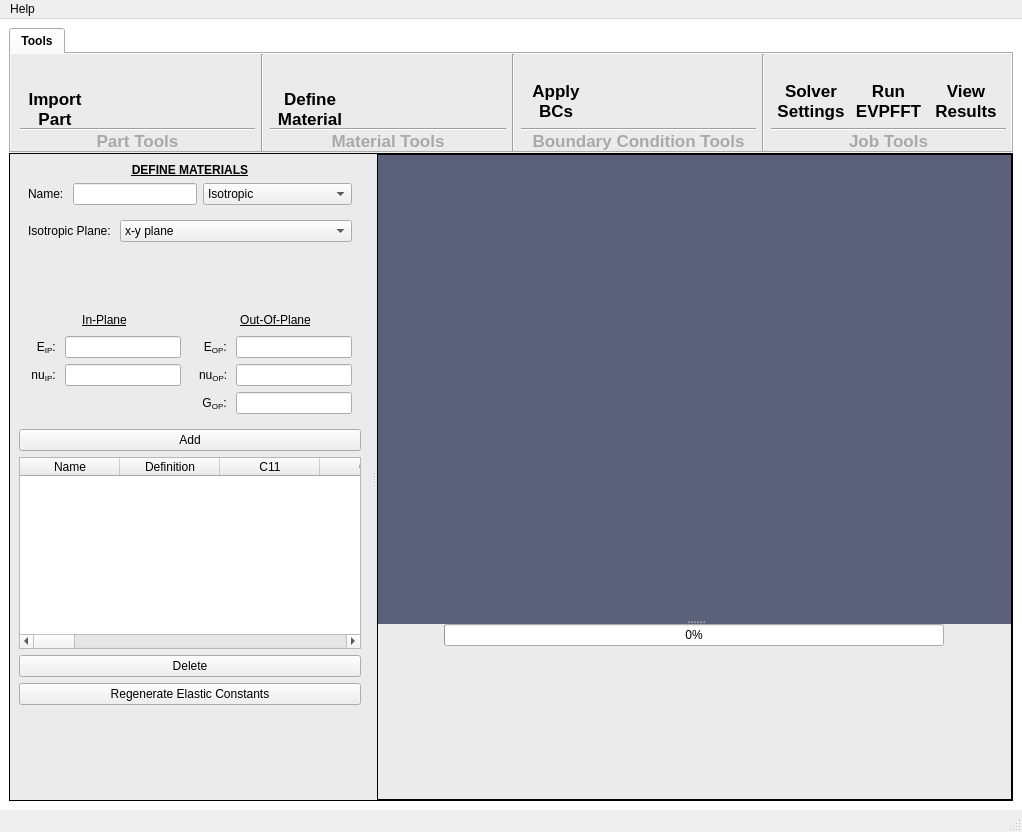
Before: the Qt Designer form python/EVPFFT-GUI/evpfft_gui/EVPFFT_GUI.ui in lanl/Fierro, drawn with Qt 5.
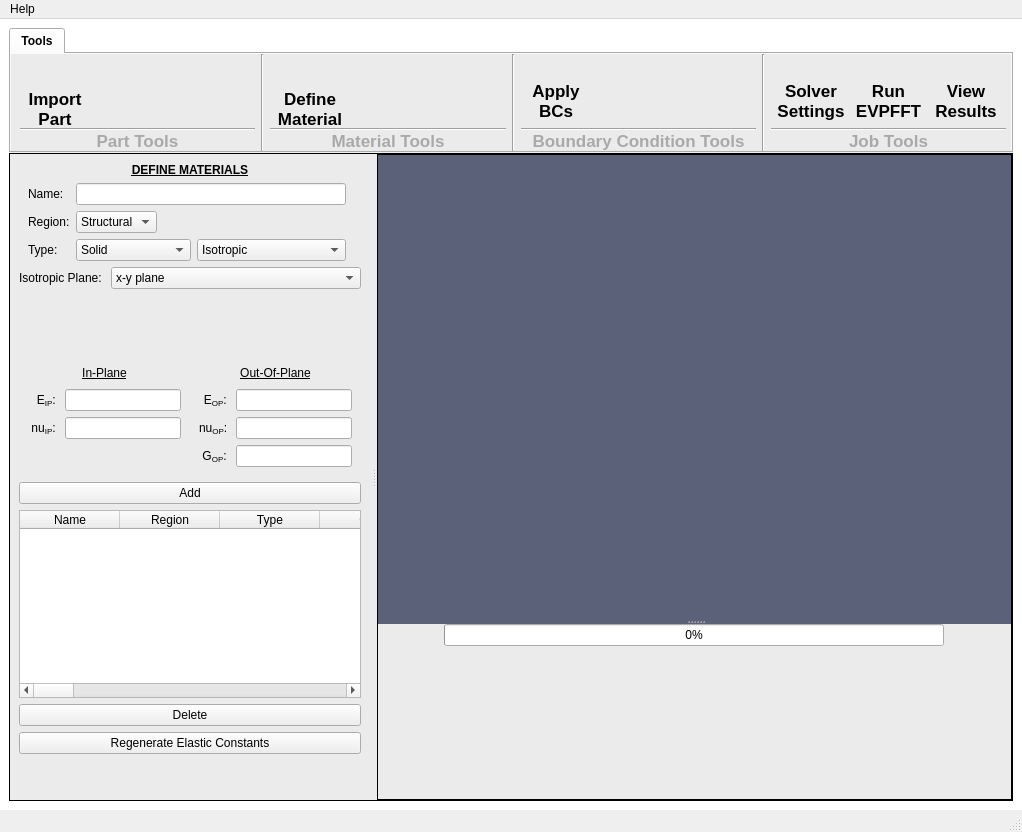
After: the same form once the commit is applied. The open tabs and pages were chosen to show the change. Icons and pictures are not drawn.

Commit message: working homogenization on old conda environment

```diff
--- a/python/EVPFFT-GUI/evpfft_gui/EVPFFT_GUI.ui
+++ b/python/EVPFFT-GUI/evpfft_gui/EVPFFT_GUI.ui
@@ -1210,10 +1210,154 @@
                <item row="0" column="0">
                 <widget class="QLabel" name="LMaterialName">
                  <property name="text">
-                  <string>Name: </string>
+                  <string>Name:</string>
                  </property>
                 </widget>
                </item>
+               <item row="2" column="0">
+                <widget class="QLabel" name="LType">
+                 <property name="text">
+                  <string>Type:</string>
+                 </property>
+                </widget>
+               </item>
+               <item row="1" column="4" alignment="Qt::AlignLeft">
+                <widget class="QFrame" name="frame_2">
+                 <property name="frameShape">
+                  <enum>QFrame::NoFrame</enum>
+                 </property>
+                 <property name="frameShadow">
+                  <enum>QFrame::Raised</enum>
+                 </property>
+                 <layout class="QHBoxLayout" name="horizontalLayout_8">
+                  <property name="leftMargin">
+                   <number>0</number>
+                  </property>
+                  <property name="topMargin">
+                   <number>0</number>
+                  </property>
+                  <property name="rightMargin">
+                   <number>0</number>
+                  </property>
+                  <property name="bottomMargin">
+                   <number>0</number>
+                  </property>
+                 </layout>
+                </widget>
+               </item>
+               <item row="1" column="0">
+                <widget class="QLabel" name="LRegion">
+                 <property name="text">
+                  <string>Region:</string>
+                 </property>
+                </widget>
+               </item>
+               <item row="2" column="4" alignment="Qt::AlignLeft">
+                <widget class="QFrame" name="frame">
+                 <property name="frameShape">
+                  <enum>QFrame::NoFrame</enum>
+                 </property>
+                 <property name="frameShadow">
+                  <enum>QFrame::Raised</enum>
+                 </property>
+                 <layout class="QHBoxLayout" name="horizontalLayout_7">
+                  <property name="leftMargin">
+                   <number>0</number>
+                  </property>
+                  <property name="topMargin">
+                   <number>0</number>
+                  </property>
+                  <property name="rightMargin">
+                   <number>0</number>
+                  </property>
+                  <property name="bottomMargin">
+                   <number>0</number>
+                  </property>
+                 </layout>
+                </widget>
+               </item>
+               <item row="2" column="1">
+                <widget class="QFrame" name="frame_3">
+                 <property name="frameShape">
+                  <enum>QFrame::NoFrame</enum>
+                 </property>
+                 <property name="frameShadow">
+                  <enum>QFrame::Raised</enum>
+                 </property>
+                 <layout class="QHBoxLayout" name="horizontalLayout_9">
+                  <property name="leftMargin">
+                   <number>0</number>
+                  </property>
+                  <property name="topMargin">
+                   <number>0</number>
+                  </property>
+                  <property name="rightMargin">
+                   <number>0</number>
+                  </property>
+                  <property name="bottomMargin">
+                   <number>0</number>
+                  </property>
+                  <item>
+                   <widget class="QComboBox" name="INSolidGas">
+                    <property name="minimumSize">
+                     <size>
+                      <width>82</width>
+                      <height>0</height>
+                     </size>
+                    </property>
+                    <item>
+                     <property name="text">
+                      <string>Solid</string>
+                     </property>
+                    </item>
+                    <item>
+                     <property name="text">
+                      <string>Gas</string>
+                     </property>
+                    </item>
+                   </widget>
+                  </item>
+                  <item>
+                   <widget class="QComboBox" name="INMaterialType">
+                    <item>
+                     <property name="text">
+                      <string>Isotropic</string>
+                     </property>
+                    </item>
+                    <item>
+                     <property name="text">
+                      <string>Transversely Isotropic</string>
+                     </property>
+                    </item>
+                    <item>
+                     <property name="text">
+                      <string>Orthotropic</string>
+                     </property>
+                    </item>
+                    <item>
+                     <property name="text">
+                      <string>Anisotropic</string>
+                     </property>
+                    </item>
+                   </widget>
+                  </item>
+                 </layout>
+                </widget>
+               </item>
+               <item row="1" column="1" alignment="Qt::AlignLeft">
+                <widget class="QComboBox" name="INRegion">
+                 <item>
+                  <property name="text">
+                   <string>Structural</string>
+                  </property>
+                 </item>
+                 <item>
+                  <property name="text">
+                   <string>Void</string>
+                  </property>
+                 </item>
+                </widget>
+               </item>
                <item row="0" column="1">
                 <widget class="QLineEdit" name="INMaterialName">
                  <property name="minimumSize">
@@ -1224,30 +1368,6 @@
                  </property>
                 </widget>
                </item>
-               <item row="0" column="2">
-                <widget class="QComboBox" name="INMaterialType">
-                 <item>
-                  <property name="text">
-                   <string>Isotropic</string>
-                  </property>
-                 </item>
-                 <item>
-                  <property name="text">
-                   <string>Transversely Isotropic</string>
-                  </property>
-                 </item>
-                 <item>
-                  <property name="text">
-                   <string>Orthotropic</string>
-                  </property>
-                 </item>
-                 <item>
-                  <property name="text">
-                   <string>Anisotropic</string>
-                  </property>
-                 </item>
-                </widget>
-               </item>
               </layout>
              </widget>
             </item>
@@ -1300,7 +1420,7 @@
                 <property name="bottomMargin">
                  <number>0</number>
                 </property>
-                <item>
+                <item alignment="Qt::AlignTop">
                  <widget class="QFrame" name="IsotropicPlane">
                   <property name="frameShape">
                    <enum>QFrame::NoFrame</enum>
@@ -1309,14 +1429,26 @@
                    <enum>QFrame::Raised</enum>
                   </property>
                   <layout class="QFormLayout" name="formLayout_2">
-                   <item row="2" column="0">
+                   <property name="leftMargin">
+                    <number>0</number>
+                   </property>
+                   <property name="topMargin">
+                    <number>0</number>
+                   </property>
+                   <property name="rightMargin">
+                    <number>0</number>
+                   </property>
+                   <property name="bottomMargin">
+                    <number>0</number>
+                   </property>
+                   <item row="1" column="0">
                     <widget class="QLabel" name="LIsotropicPlane">
                      <property name="text">
                       <string>&lt;html&gt;&lt;head/&gt;&lt;body&gt;&lt;p align=&quot;right&quot;&gt;Isotropic Plane: &lt;/p&gt;&lt;/body&gt;&lt;/html&gt;</string>
                      </property>
                     </widget>
                    </item>
-                   <item row="2" column="1">
+                   <item row="1" column="1">
                     <widget class="QComboBox" name="INIsotropicPlane">
                      <item>
                       <property name="text">
@@ -1975,7 +2107,12 @@
               </column>
               <column>
                <property name="text">
-                <string>Definition</string>
+                <string>Region</string>
+               </property>
+              </column>
+              <column>
+               <property name="text">
+                <string>Type</string>
                </property>
               </column>
               <column>
```
Left out of the diff: 5 changed lines with no effect on the pictures. The commit also changes 2 other files.
